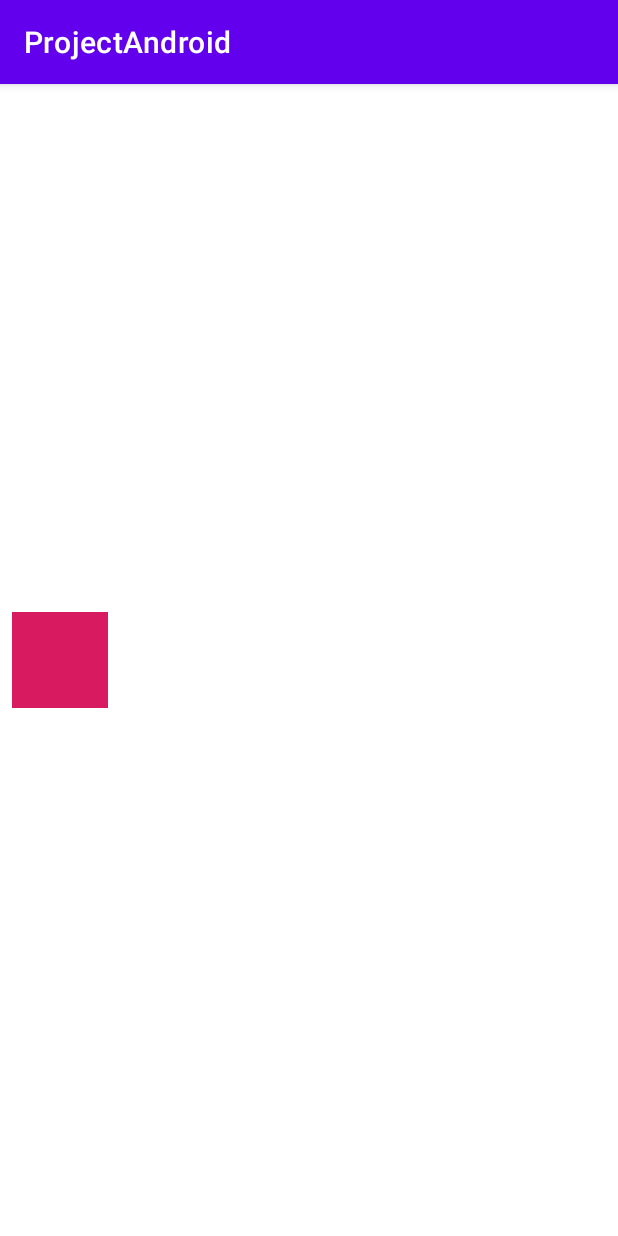
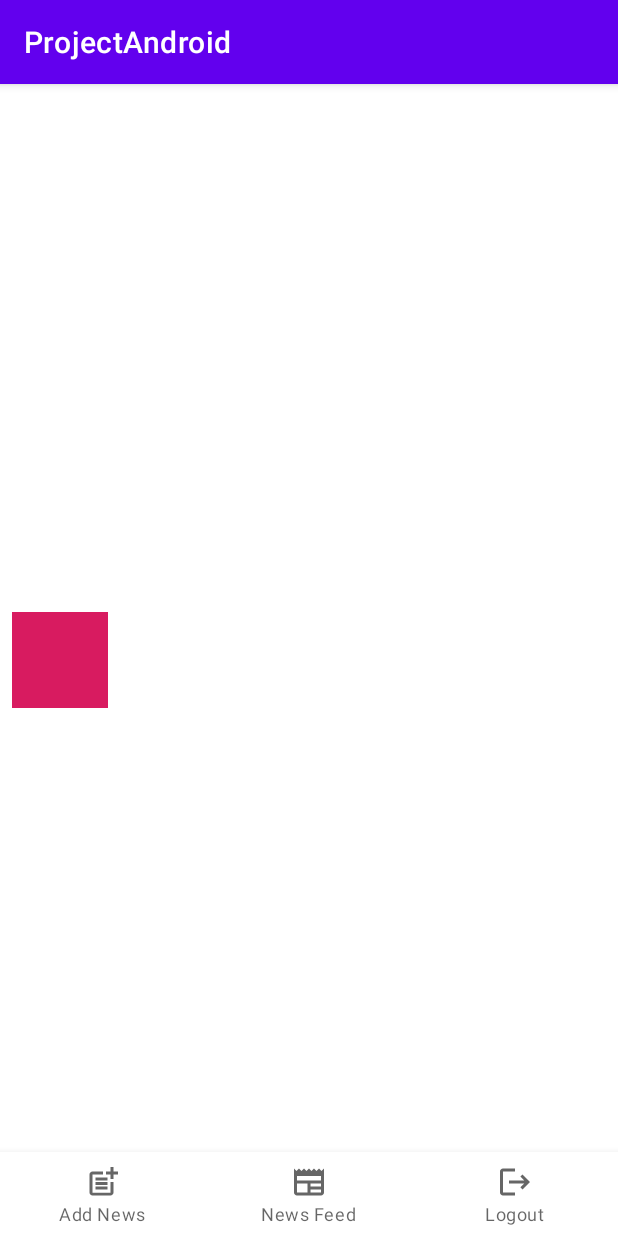
Before and after one commit to AtasieOana/Android-Project, an Android app: the MotionAnimation screen opened directly, with no data from a screen before it, on a phone screen of 412 x 824 dp. Run offline under Robolectric (Android 15) with nearby library versions, the phone set to English and light mode, and no system bars.

Commit message:
added invisible option in menu

```diff
--- a/app/src/main/java/com/example/projectandroid/NewsDetailsActivity.java
+++ b/app/src/main/java/com/example/projectandroid/NewsDetailsActivity.java
@@ -84,7 +84,7 @@ public class NewsDetailsActivity extends AppCompatActivity {
 
 
         BottomNavigationView bottomNavigationView=findViewById(R.id.bottom_navigation);
-        bottomNavigationView.setSelectedItemId(R.id.feed);
+        bottomNavigationView.getMenu().getItem(3).setChecked(true);
 
 
         bottomNavigationView.setOnNavigationItemSelectedListener(new BottomNavigationView.OnNavigationItemSelectedListener() {
--- a/app/src/main/res/layout-land/motion_layout.xml
+++ b/app/src/main/res/layout-land/motion_layout.xml
@@ -24,4 +24,21 @@
         android:layout_height="64dp"
         android:background="#D81B60" />
 
+    <RelativeLayout
+        android:id="@+id/layoutNavMenu"
+        android:layout_width="match_parent"
+        android:layout_height="0dp"
+        android:layout_weight="1"
+        android:layout_gravity="bottom"
+        android:orientation="vertical">
+
+        <com.google.android.material.bottomnavigation.BottomNavigationView
+            android:id="@+id/bottom_navigation"
+            android:layout_width="match_parent"
+            android:layout_height="wrap_content"
+            android:layout_alignParentBottom="true"
+            app:menu="@menu/navigation_menu"/>
+
+    </RelativeLayout>
+
 </androidx.constraintlayout.motion.widget.MotionLayout>
--- a/app/src/main/res/layout/motion_layout.xml
+++ b/app/src/main/res/layout/motion_layout.xml
@@ -24,4 +24,21 @@
         android:layout_height="64dp"
         android:background="#D81B60" />
 
+    <RelativeLayout
+        android:id="@+id/layoutNavMenu"
+        android:layout_width="match_parent"
+        android:layout_height="0dp"
+        android:layout_weight="1"
+        android:layout_gravity="bottom"
+        android:orientation="vertical">
+
+        <com.google.android.material.bottomnavigation.BottomNavigationView
+            android:id="@+id/bottom_navigation"
+            android:layout_width="match_parent"
+            android:layout_height="wrap_content"
+            android:layout_alignParentBottom="true"
+            app:menu="@menu/navigation_menu"/>
+
+    </RelativeLayout>
+
 </androidx.constraintlayout.motion.widget.MotionLayout>
--- a/app/src/main/res/menu-land/navigation_menu.xml
+++ b/app/src/main/res/menu-land/navigation_menu.xml
@@ -19,4 +19,9 @@
         android:icon="@drawable/ic_logout"
         />
 
+    <item
+        android:id="@+id/notVisible"
+        android:title="Not visible"
+        android:visible="false"/>
+
 </menu>
--- a/app/src/main/res/menu/navigation_menu.xml
+++ b/app/src/main/res/menu/navigation_menu.xml
@@ -19,4 +19,8 @@
         android:icon="@drawable/ic_logout"
         />
 
+    <item
+        android:id="@+id/notVisible"
+        android:title="Not visible"
+        android:visible="false"/>
 </menu>
```
Also changed, not shown: app/src/main/java/com/example/projectandroid/MotionAnimation.java (+30 -0 lines), 14 other files.
